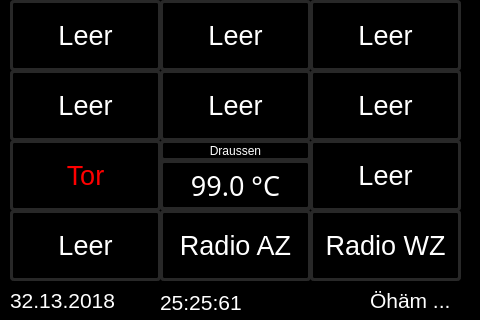
christof1977/flurzentrale, file gui/mainwindow.ui: the form before one commit.
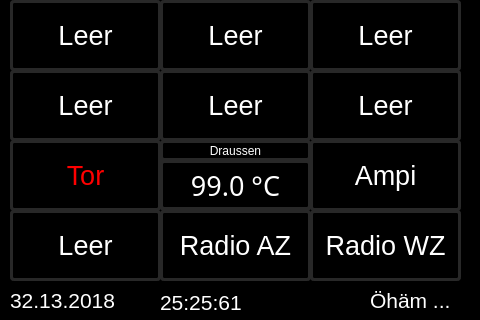
The form after the commit.

Commit message: Home-Icon eingebaut, Ampi-Control-Window angefangen

Patch:
```diff
--- a/gui/mainwindow.ui
+++ b/gui/mainwindow.ui
@@ -1123,7 +1123,7 @@
 </string>
     </property>
     <property name="text">
-     <string>Leer</string>
+     <string>Ampi</string>
     </property>
    </widget>
    <widget class="QPushButton" name="pushButtonOpenLeer6">
```
Left out of the diff: 2 changed lines with no effect on the pictures. The commit also changes 8 other files.
